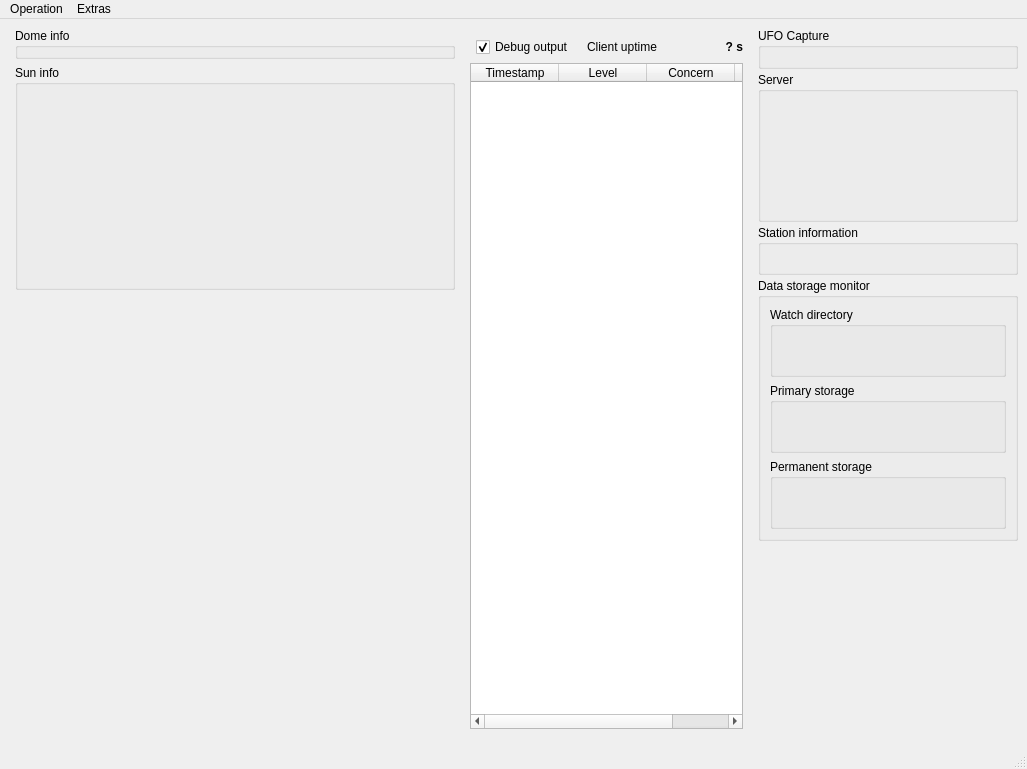
This is mainwindow.ui in AMOS-uniba/amos-client as Qt 5 draws it before an edit. The edited form follows.
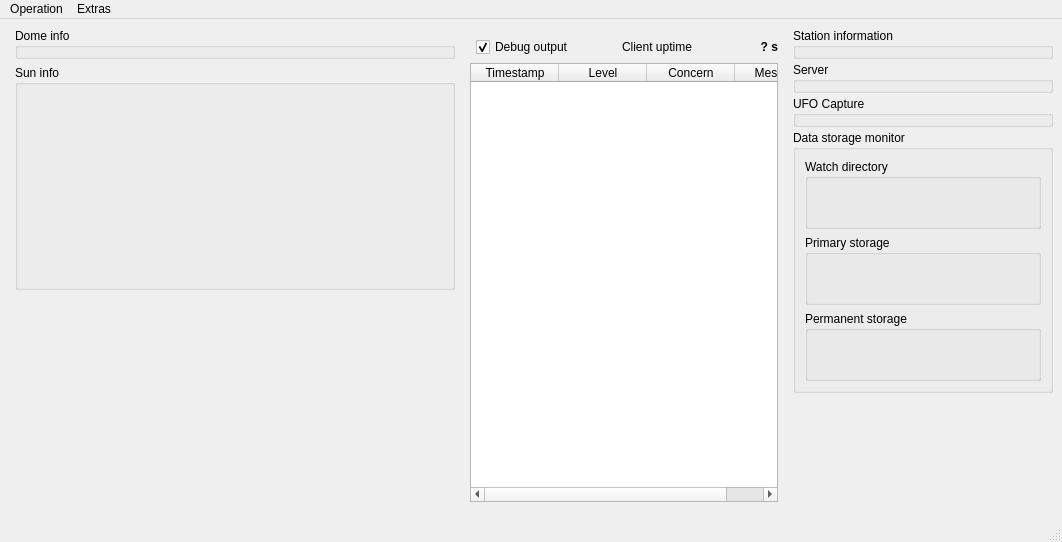
This is the edited form. Icons and pictures are not drawn. Custom widgets are drawn as their Qt base class.

Commit message: Process management for UFO manager

Diff of the .ui file:
```diff
--- a/mainwindow.ui
+++ b/mainwindow.ui
@@ -6,8 +6,8 @@
    <rect>
     <x>0</x>
     <y>0</y>
-    <width>1021</width>
-    <height>769</height>
+    <width>1062</width>
+    <height>542</height>
    </rect>
   </property>
   <property name="windowTitle">
@@ -280,6 +280,12 @@
         <verstretch>0</verstretch>
        </sizepolicy>
       </property>
+      <property name="minimumSize">
+       <size>
+        <width>260</width>
+        <height>0</height>
+       </size>
+      </property>
       <layout class="QVBoxLayout" name="verticalLayout">
        <property name="spacing">
         <number>3</number>
@@ -296,57 +302,25 @@
        <property name="bottomMargin">
         <number>0</number>
        </property>
-       <item>
-        <widget class="QUfoManager" name="ufo_manager">
-         <property name="sizePolicy">
-          <sizepolicy hsizetype="Minimum" vsizetype="Fixed">
-           <horstretch>0</horstretch>
-           <verstretch>0</verstretch>
-          </sizepolicy>
-         </property>
-         <property name="minimumSize">
-          <size>
-           <width>260</width>
-           <height>0</height>
-          </size>
-         </property>
-         <property name="title">
-          <string>UFO Capture</string>
-         </property>
-         <layout class="QGridLayout" name="gridLayout_4"/>
-        </widget>
-       </item>
-       <item>
-        <widget class="QServer" name="server">
-         <property name="sizePolicy">
-          <sizepolicy hsizetype="Preferred" vsizetype="Preferred">
-           <horstretch>0</horstretch>
-           <verstretch>0</verstretch>
-          </sizepolicy>
-         </property>
-         <property name="minimumSize">
-          <size>
-           <width>260</width>
-           <height>150</height>
-          </size>
-         </property>
-         <property name="title">
-          <string>Server</string>
-         </property>
-        </widget>
-       </item>
        <item>
         <widget class="QStation" name="station">
-         <property name="minimumSize">
-          <size>
-           <width>260</width>
-           <height>50</height>
-          </size>
-         </property>
          <property name="title">
           <string>Station information</string>
          </property>
-         <layout class="QGridLayout" name="gridLayout_3"/>
+        </widget>
+       </item>
+       <item>
+        <widget class="QServer" name="server">
+         <property name="title">
+          <string>Server</string>
+         </property>
+        </widget>
+       </item>
+       <item>
+        <widget class="QUfoManager" name="ufo_manager">
+         <property name="title">
+          <string>UFO Capture</string>
+         </property>
         </widget>
        </item>
        <item>
@@ -438,7 +412,7 @@
     <rect>
      <x>0</x>
      <y>0</y>
-     <width>1021</width>
+     <width>1062</width>
      <height>21</height>
     </rect>
    </property>
```
Left out of the diff: 42 changed lines with no effect on the pictures. The commit also changes 12 other files.
